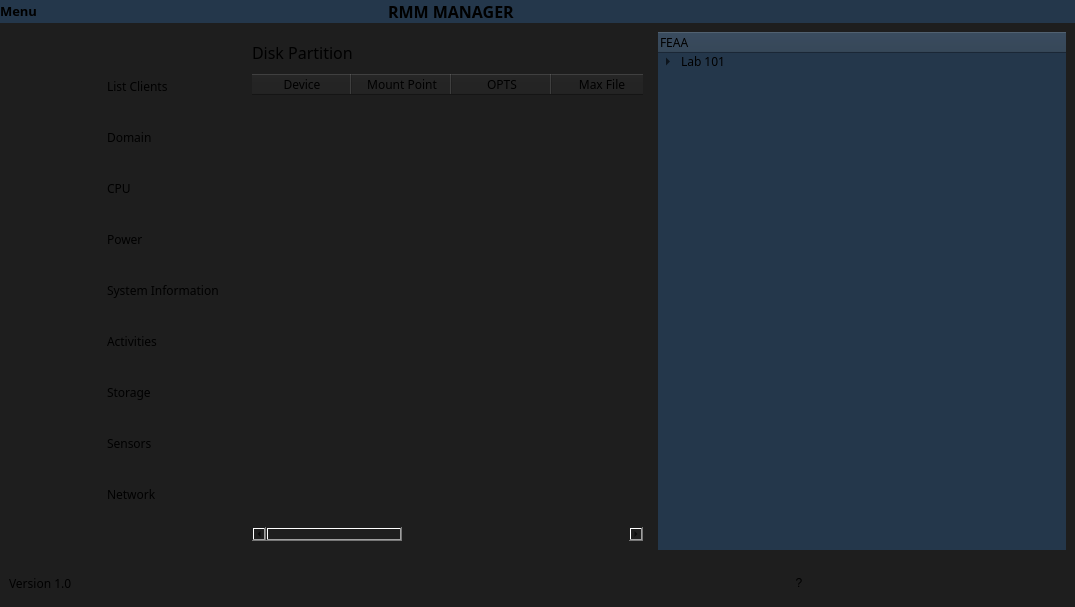
The window that FRONT/ui/interface.ui (FrincuDenis/Licenta) describes before a commit, drawn with Qt 5.
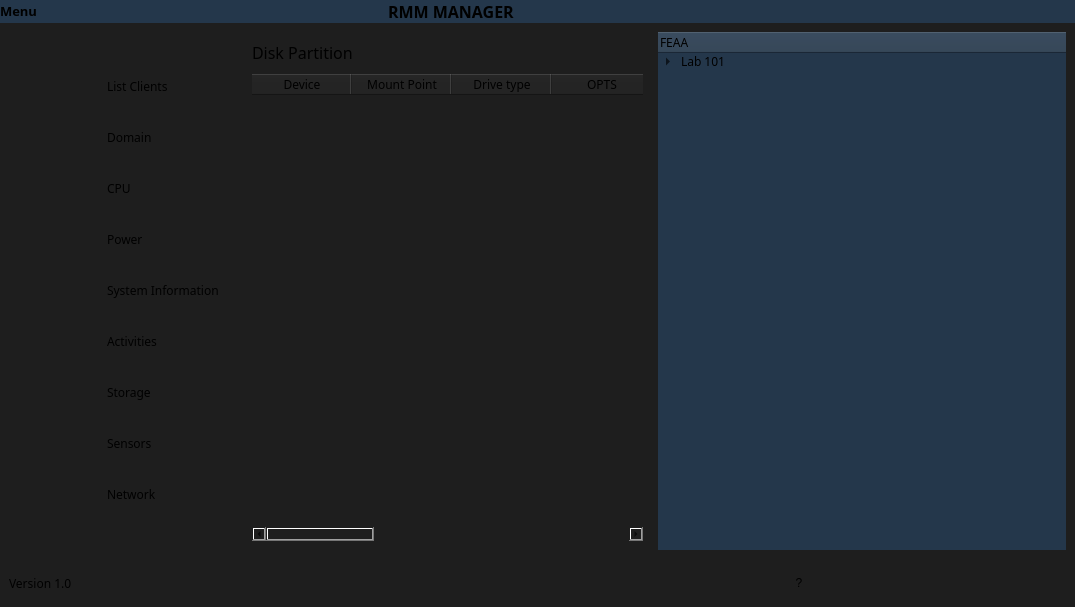
The same window after the commit. The open tabs and pages were chosen to show the change. Icons and pictures are not drawn. Custom widgets are drawn as their Qt base class.

Patch:
```diff
--- a/FRONT/ui/interface.ui
+++ b/FRONT/ui/interface.ui
@@ -1152,6 +1152,16 @@
                   </font>
                  </property>
                 </column>
+                <column>
+                 <property name="text">
+                  <string>Drive type</string>
+                 </property>
+                 <property name="font">
+                  <font>
+                   <family>Asus Rog</family>
+                  </font>
+                 </property>
+                </column>
                 <column>
                  <property name="text">
                   <string>OPTS</string>
@@ -1192,16 +1202,6 @@
                   </font>
                  </property>
                 </column>
-                <column>
-                 <property name="text">
-                  <string>New Column</string>
-                 </property>
-                 <property name="font">
-                  <font>
-                   <family>Asus Rog</family>
-                  </font>
-                 </property>
-                </column>
                 <column>
                  <property name="text">
                   <string>Free Storage</string>
@@ -1212,6 +1212,21 @@
                   </font>
                  </property>
                 </column>
+                <column>
+                 <property name="text">
+                  <string>Used Storage</string>
+                 </property>
+                 <property name="font">
+                  <font>
+                   <family>Asus Rog</family>
+                  </font>
+                 </property>
+                </column>
+                <column>
+                 <property name="text">
+                  <string/>
+                 </property>
+                </column>
                </widget>
               </item>
              </layout>
```
Left out of the diff: 42 changed lines with no effect on the pictures.
